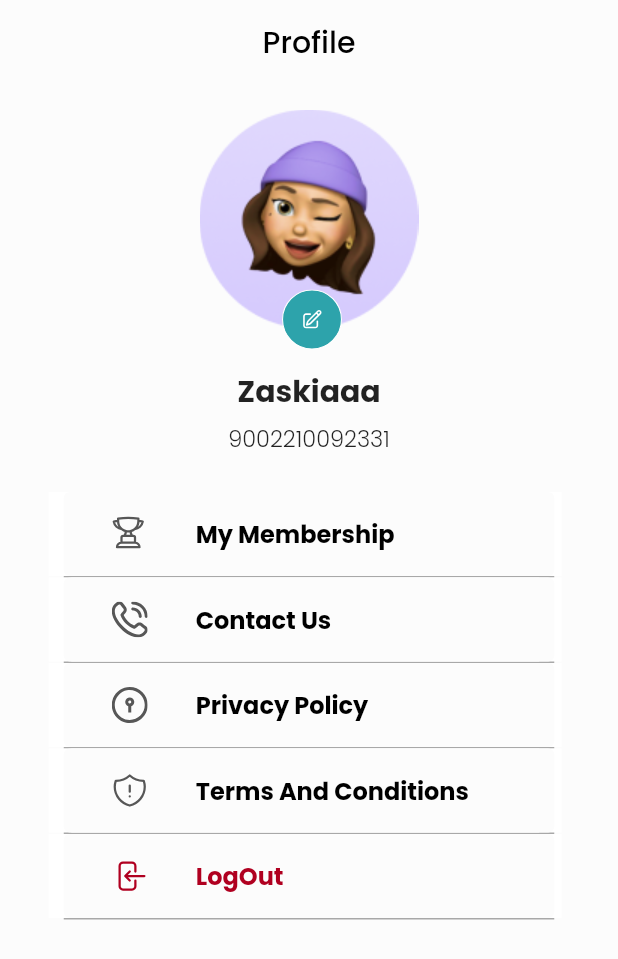
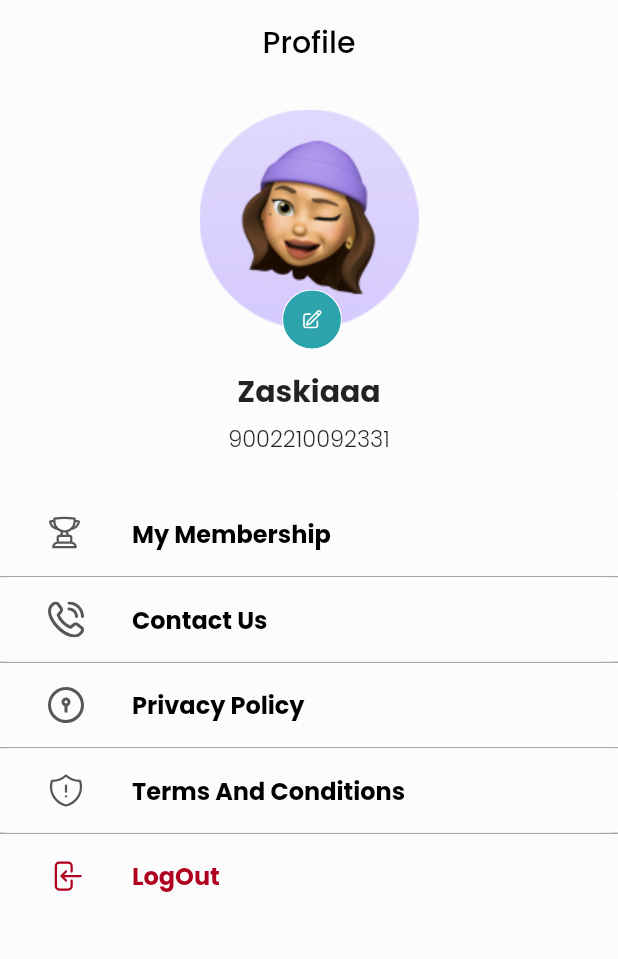
Before and after one commit to Capstone-Project-Kelompok-6/Flutter, a Flutter app: the ProfileScreen screen opened directly, on a phone screen of 412 x 824 dp. Shown: the top 959 px of the screen. Run offline on Flutter 3.47's test engine with Material 2 defaults, Android fonts, the phone set to English and light mode, and no system bars; our stand-ins replace flutter_svg, google_fonts.

Commit message:
improve struktur folder

```diff
--- a/flutter_capstone_6/lib/screen/home_screen.dart
+++ b/flutter_capstone_6/lib/screen/main/home/home_screen.dart
@@ -2,7 +2,7 @@ import 'package:flutter/material.dart';
 import 'package:flutter_capstone_6/component/colors.dart';
 import 'package:flutter_svg/flutter_svg.dart';
 
-import '../widget/appbar_home.dart';
+import '../../../widget/appbar_home.dart';
 
 class HomeScreen extends StatefulWidget {
   const HomeScreen({super.key});
--- a/flutter_capstone_6/lib/screen/profile_screen.dart
+++ b/flutter_capstone_6/lib/screen/main/profile/profile_screen.dart
@@ -1,5 +1,6 @@
 import 'package:flutter/material.dart';
 import 'package:flutter_capstone_6/component/colors.dart';
+import 'package:flutter_capstone_6/screen/login/login_screen.dart';
 import 'package:flutter_svg/flutter_svg.dart';
 import 'package:google_fonts/google_fonts.dart';
 
@@ -33,7 +34,7 @@ class ProfileScreen extends StatelessWidget {
               SizedBox(
                 height: 24,
               ),
-              buttonSection(),
+              buttonSection(context),
             ]),
           ),
         ),
@@ -85,10 +86,10 @@ class ProfileScreen extends StatelessWidget {
     );
   }
 
-  Widget buttonSection() {
+  Widget buttonSection(BuildContext context) {
     return Column(children: [
       SizedBox(
-          width: 327,
+          width: double.infinity,
           height: 56,
           child: Container(
             decoration: BoxDecoration(boxShadow: [
@@ -115,7 +116,7 @@ class ProfileScreen extends StatelessWidget {
       Padding(
         padding: const EdgeInsets.only(top: 1),
         child: SizedBox(
-            width: 327,
+            width: double.infinity,
             height: 56,
             child: Container(
               decoration: BoxDecoration(boxShadow: [
@@ -126,6 +127,7 @@ class ProfileScreen extends StatelessWidget {
                 BoxShadow(color: white, offset: Offset(-10, 0)),
                 BoxShadow(color: white, offset: Offset(5, 0))
               ]),
+              child: SizedBox(
                 child: ElevatedButton(
                     style: ElevatedButton.styleFrom(
                         backgroundColor: whiteBg, elevation: 0),
@@ -135,16 +137,17 @@ class ProfileScreen extends StatelessWidget {
                       leading: SvgPicture.asset('assets/phone.svg'),
                       title: Text(
                         'Contact Us',
-                      style:
-                          TextStyle(fontSize: 16, fontWeight: FontWeight.bold),
+                        style: TextStyle(
+                            fontSize: 16, fontWeight: FontWeight.bold),
                       ),
                     )),
+              ),
             )),
       ),
       Padding(
         padding: const EdgeInsets.only(top: 1),
         child: SizedBox(
-            width: 327,
+            width: double.infinity,
             height: 56,
             child: Container(
               decoration: BoxDecoration(boxShadow: [
@@ -173,7 +176,7 @@ class ProfileScreen extends StatelessWidget {
       Padding(
         padding: const EdgeInsets.only(top: 1),
         child: SizedBox(
-            width: 327,
+            width: double.infinity,
             height: 56,
             child: Container(
               decoration: BoxDecoration(boxShadow: [
@@ -202,33 +205,24 @@ class ProfileScreen extends StatelessWidget {
       Padding(
         padding: const EdgeInsets.only(top: 1),
         child: SizedBox(
-            width: 327,
+            width: double.infinity,
             height: 56,
-            child: Container(
-              decoration: BoxDecoration(boxShadow: [
-                BoxShadow(
-                  color: n40,
-                  offset: Offset(0, 1),
-                ),
-                BoxShadow(color: white, offset: Offset(-10, 0)),
-                BoxShadow(color: white, offset: Offset(5, 0))
-              ]),
             child: ElevatedButton(
                 style: ElevatedButton.styleFrom(
                     backgroundColor: whiteBg, elevation: 0),
-                  onPressed: () {},
+                onPressed: () {
+                  Navigator.of(context).push(
+                      MaterialPageRoute(builder: ((context) => LoginScreen())));
+                },
                 child: ListTile(
                   textColor: Colors.black,
                   leading: SvgPicture.asset('assets/logout.svg'),
                   title: Text(
                     'LogOut',
                     style: TextStyle(
-                          fontSize: 16,
-                          color: red,
-                          fontWeight: FontWeight.bold),
+                        fontSize: 16, color: red, fontWeight: FontWeight.bold),
                   ),
-                  )),
-            )),
+                ))),
       ),
     ]);
   }
--- a/flutter_capstone_6/lib/screen/summary_screen.dart
+++ b/flutter_capstone_6/lib/screen/main/summary/summary_screen.dart
@@ -59,7 +59,7 @@ class _SummaryScreenState extends State<SummaryScreen> {
       padding: const EdgeInsets.fromLTRB(24, 12, 26, 12),
       child: Center(
         child: Row(
-          mainAxisAlignment: MainAxisAlignment.center,
+          mainAxisAlignment: MainAxisAlignment.spaceBetween,
           children: <Widget>[
             ChoiceChip(
               backgroundColor: whiteBg,
--- a/flutter_capstone_6/lib/screen/splash_screen.dart
+++ b/flutter_capstone_6/lib/screen/splash_screen.dart
@@ -5,7 +5,7 @@ import 'package:flutter/src/widgets/container.dart';
 import 'package:flutter/src/widgets/framework.dart';
 import 'package:flutter/widgets.dart';
 import 'package:flutter_capstone_6/component/colors.dart';
-import 'package:flutter_capstone_6/screen/home_screen.dart';
+import 'package:flutter_capstone_6/screen/main/home/home_screen.dart';
 import 'package:flutter_capstone_6/widget/bottom_navigation.dart';
 import 'package:flutter_svg/flutter_svg.dart';
 
```
Also changed, not shown: flutter_capstone_6/lib/widget/bottom_navigation.dart (+4 -4 lines), flutter_capstone_6/lib/screen/login/login_screen.dart (renamed from flutter_capstone_6/lib/screen/login_screen.dart), flutter_capstone_6/lib/screen/main/explore/explore_screen.dart (renamed from flutter_capstone_6/lib/screen/explore_screen.dart). Lines whose indentation alone changed are shown as unchanged.
